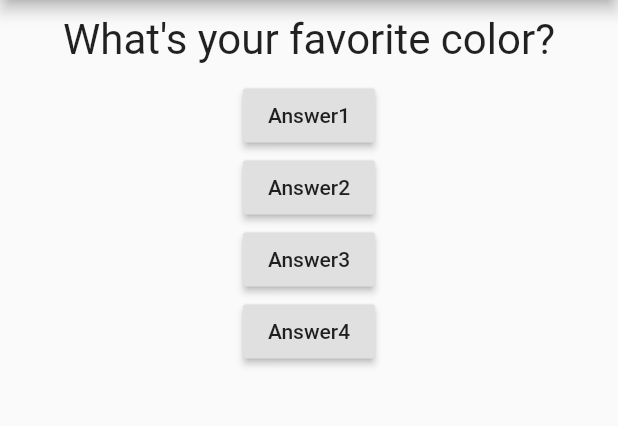
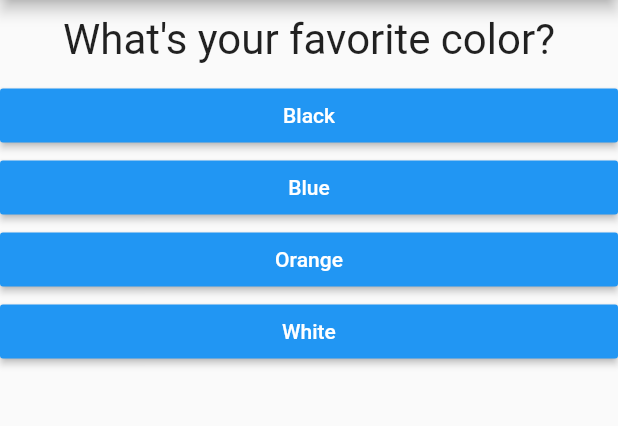
Before and after one commit to devenderbutani21/quizappflutter, a Flutter app: the screen it shows after launch, on a phone screen of 412 x 824 dp, the part 84-510 px from its top. Run offline on Flutter 3.47's test engine with Material 2 defaults, Android fonts, the phone set to English and light mode, and no system bars.

```diff
--- /dev/null
+++ b/lib/answer.dart
@@ -0,0 +1,22 @@
+import 'package:flutter/material.dart';
+
+class Answer extends StatelessWidget {
+
+  final Function selectHandler;
+  final String answerText;
+
+  Answer(this.selectHandler, this.answerText);
+
+  @override
+  Widget build(BuildContext context) {
+    return Container(
+      width: double.infinity,
+      child: RaisedButton(
+        color: Colors.blue,
+        textColor: Colors.white,
+        child: Text(answerText),
+        onPressed: selectHandler,
+      ),
+    );
+  }
+}
--- a/lib/main.dart
+++ b/lib/main.dart
@@ -1,29 +1,38 @@
 import 'package:flutter/material.dart';
 
 import './question.dart';
+import './answer.dart';
 
 void main() {
   runApp(MyApp());
 }
 
 class MyApp extends StatefulWidget {
-
   @override
   _MyAppState createState() => _MyAppState();
 }
 
 class _MyAppState extends State<MyApp> {
-
   var _questionIndex = 0;
 
   var _questions = [
-    'What\'s your favorite color?',
-    'What\'s your favorite animal?',
+    {
+      'questionText': 'What\'s your favorite color?',
+      'answers': ['Black', 'Blue', 'Orange', 'White'],
+    },
+    {
+      'questionText': 'What\'s your favorite animal?',
+      'answers': ['Lion', 'Rabbit', 'Elephant', 'Dog'],
+    },
+    {
+      'questionText': 'What\'s your Hobby?',
+      'answers': ['Reading', 'Sports', 'Workout', 'PUBG'],
+    },
   ];
 
   void _answerQuestions() {
     setState(() {
-      _questionIndex+=1;
+      _questionIndex += 1;
     });
     print('Answered Chosen');
   }
@@ -38,23 +47,11 @@ class _MyAppState extends State<MyApp> {
         ),
         body: Column(
           children: <Widget>[
-            Question(_questions[_questionIndex]),
-            RaisedButton(
-              child: Text('Answer1'),
-              onPressed: _answerQuestions,
-            ),
-            RaisedButton(
-              child: Text('Answer2'),
-              onPressed: _answerQuestions,
-            ),
-            RaisedButton(
-              child: Text('Answer3'),
-              onPressed: _answerQuestions,
-            ),
-            RaisedButton(
-              child: Text('Answer4'),
-              onPressed: _answerQuestions,
-            ),
+            Question(_questions[_questionIndex]['questionText']),
+            ...(_questions[_questionIndex]['answers'] as List<String>)
+                .map((answer) {
+              return Answer(_answerQuestions, answer);
+            }).toList(),
           ],
         ),
       ),
```
